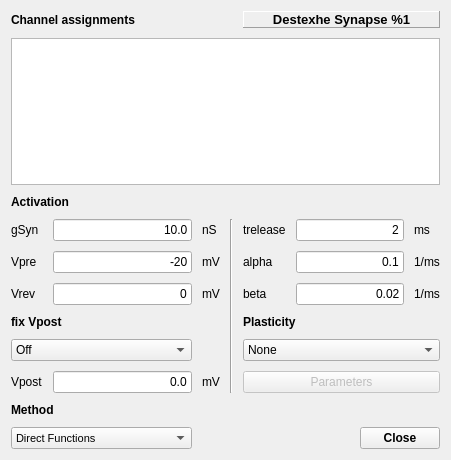
Above: src/gui/DestexheSynDlg.ui from CompEphys-team/stdpc before the change. Below: the same form after it.
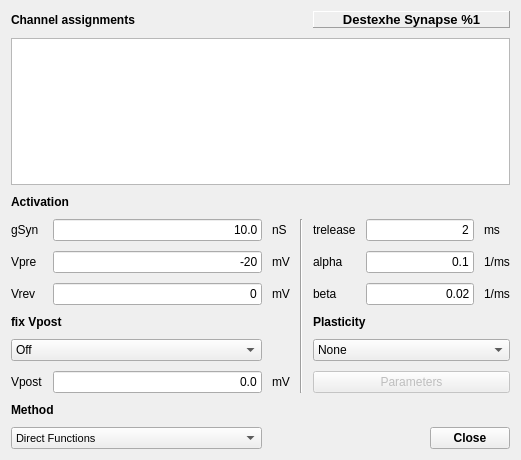
That is the form after the change. Custom widgets are drawn as their Qt base class.

Commit message: Added numbered vertical headers to AssignmentWidget

The edit to the form file:
```diff
--- a/src/gui/DestexheSynDlg.ui
+++ b/src/gui/DestexheSynDlg.ui
@@ -6,7 +6,7 @@
    <rect>
     <x>0</x>
     <y>0</y>
-    <width>451</width>
+    <width>521</width>
     <height>460</height>
    </rect>
   </property>
@@ -73,9 +73,6 @@
      <attribute name="horizontalHeaderStretchLastSection">
       <bool>true</bool>
      </attribute>
-     <attribute name="verticalHeaderVisible">
-      <bool>false</bool>
-     </attribute>
      <attribute name="verticalHeaderDefaultSectionSize">
       <number>25</number>
      </attribute>
```
The commit also changes 6 other files.
